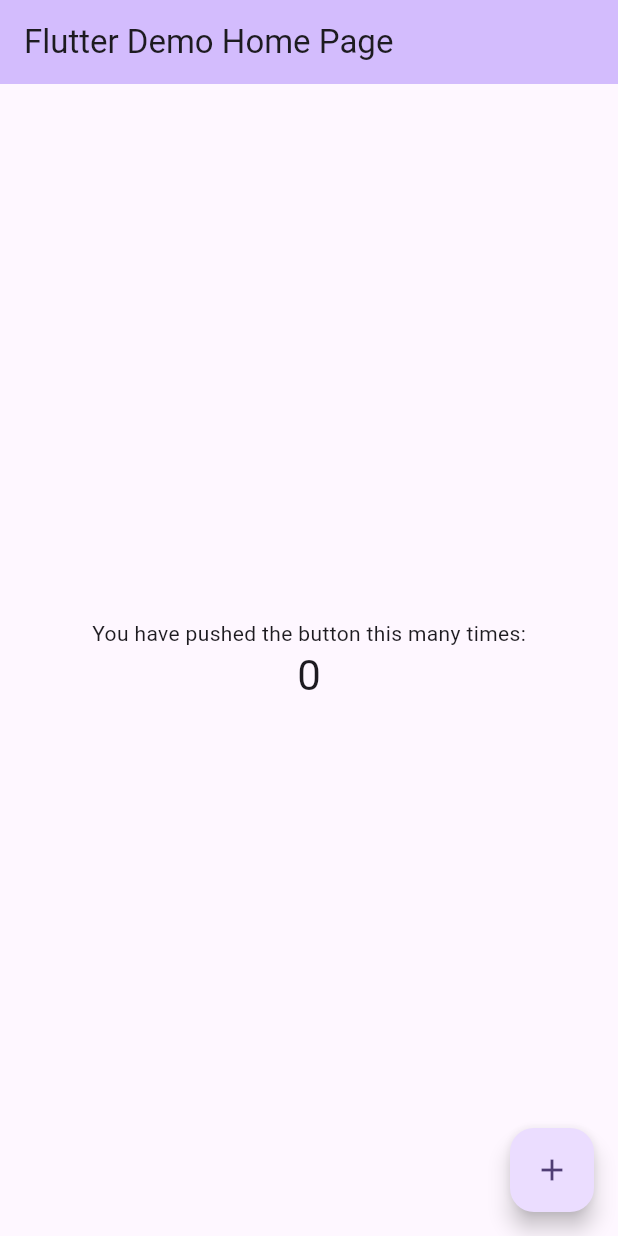
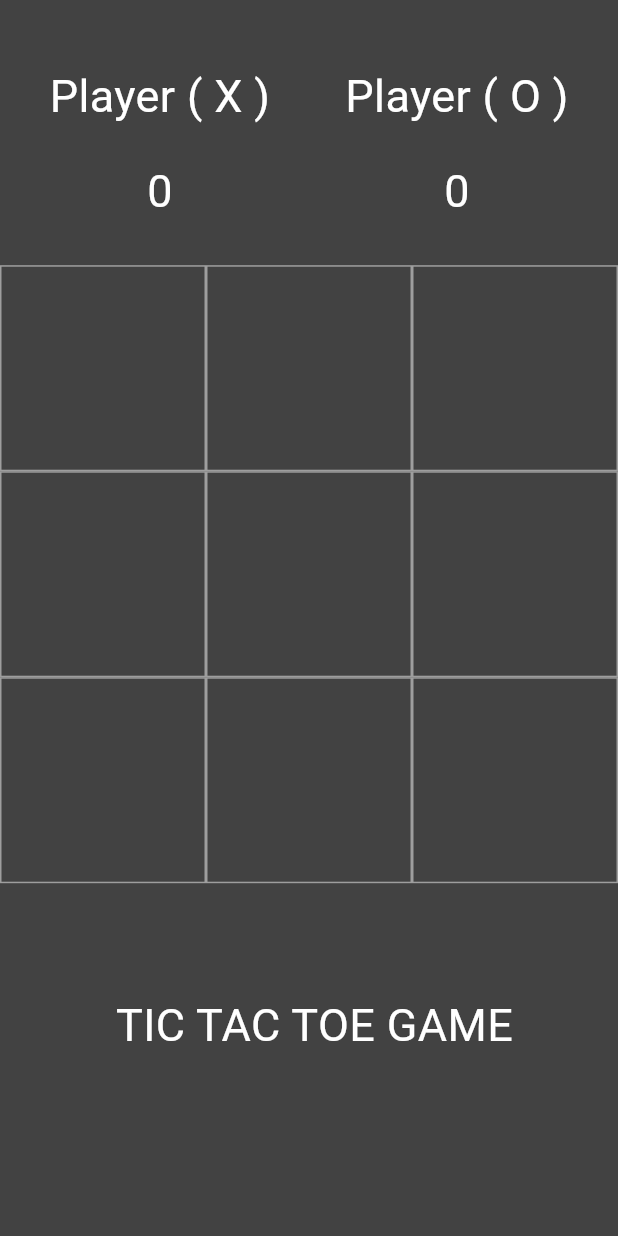
Before and after one commit to youssemagdy/TicTacToe_Game, a Flutter app: the screen it shows after launch, on a phone screen of 412 x 824 dp. Run offline on Flutter 3.47's test engine with Material 3 defaults, Android fonts, the phone set to English and light mode, and no system bars.

Commit message:
finish app

```diff
--- a/lib/main.dart
+++ b/lib/main.dart
@@ -1,4 +1,5 @@
 import 'package:flutter/material.dart';
+import 'package:tic_tac_toe/pages/home_page.dart';
 
 void main() {
   runApp(const MyApp());
@@ -10,116 +11,10 @@ class MyApp extends StatelessWidget {
   // This widget is the root of your application.
   @override
   Widget build(BuildContext context) {
-    return MaterialApp(
-      title: 'Flutter Demo',
-      theme: ThemeData(
-        // This is the theme of your application.
-        //
-        // TRY THIS: Try running your application with "flutter run". You'll see
-        // the application has a purple toolbar. Then, without quitting the app,
-        // try changing the seedColor in the colorScheme below to Colors.green
-        // and then invoke "hot reload" (save your changes or press the "hot
-        // reload" button in a Flutter-supported IDE, or press "r" if you used
-        // the command line to start the app).
-        //
-        // Notice that the counter didn't reset back to zero; the application
-        // state is not lost during the reload. To reset the state, use hot
-        // restart instead.
-        //
-        // This works for code too, not just values: Most code changes can be
-        // tested with just a hot reload.
-        colorScheme: ColorScheme.fromSeed(seedColor: Colors.deepPurple),
-        useMaterial3: true,
-      ),
-      home: const MyHomePage(title: 'Flutter Demo Home Page'),
+    return const MaterialApp(
+      title: 'Tic Toc Toe',
+      debugShowCheckedModeBanner: false,
+      home: HomePage(),
     );
   }
 }
-
-class MyHomePage extends StatefulWidget {
-  const MyHomePage({super.key, required this.title});
-
-  // This widget is the home page of your application. It is stateful, meaning
-  // that it has a State object (defined below) that contains fields that affect
-  // how it looks.
-
-  // This class is the configuration for the state. It holds the values (in this
-  // case the title) provided by the parent (in this case the App widget) and
-  // used by the build method of the State. Fields in a Widget subclass are
-  // always marked "final".
-
-  final String title;
-
-  @override
-  State<MyHomePage> createState() => _MyHomePageState();
-}
-
-class _MyHomePageState extends State<MyHomePage> {
-  int _counter = 0;
-
-  void _incrementCounter() {
-    setState(() {
-      // This call to setState tells the Flutter framework that something has
-      // changed in this State, which causes it to rerun the build method below
-      // so that the display can reflect the updated values. If we changed
-      // _counter without calling setState(), then the build method would not be
-      // called again, and so nothing would appear to happen.
-      _counter++;
-    });
-  }
-
-  @override
-  Widget build(BuildContext context) {
-    // This method is rerun every time setState is called, for instance as done
-    // by the _incrementCounter method above.
-    //
-    // The Flutter framework has been optimized to make rerunning build methods
-    // fast, so that you can just rebuild anything that needs updating rather
-    // than having to individually change instances of widgets.
-    return Scaffold(
-      appBar: AppBar(
-        // TRY THIS: Try changing the color here to a specific color (to
-        // Colors.amber, perhaps?) and trigger a hot reload to see the AppBar
-        // change color while the other colors stay the same.
-        backgroundColor: Theme.of(context).colorScheme.inversePrimary,
-        // Here we take the value from the MyHomePage object that was created by
-        // the App.build method, and use it to set our appbar title.
-        title: Text(widget.title),
-      ),
-      body: Center(
-        // Center is a layout widget. It takes a single child and positions it
-        // in the middle of the parent.
-        child: Column(
-          // Column is also a layout widget. It takes a list of children and
-          // arranges them vertically. By default, it sizes itself to fit its
-          // children horizontally, and tries to be as tall as its parent.
-          //
-          // Column has various properties to control how it sizes itself and
-          // how it positions its children. Here we use mainAxisAlignment to
-          // center the children vertically; the main axis here is the vertical
-          // axis because Columns are vertical (the cross axis would be
-          // horizontal).
-          //
-          // TRY THIS: Invoke "debug painting" (choose the "Toggle Debug Paint"
-          // action in the IDE, or press "p" in the console), to see the
-          // wireframe for each widget.
-          mainAxisAlignment: MainAxisAlignment.center,
-          children: <Widget>[
-            const Text(
-              'You have pushed the button this many times:',
-            ),
-            Text(
-              '$_counter',
-              style: Theme.of(context).textTheme.headlineMedium,
-            ),
-          ],
-        ),
-      ),
-      floatingActionButton: FloatingActionButton(
-        onPressed: _incrementCounter,
-        tooltip: 'Increment',
-        child: const Icon(Icons.add),
-      ), // This trailing comma makes auto-formatting nicer for build methods.
-    );
-  }
-}
--- /dev/null
+++ b/lib/pages/home_page.dart
@@ -0,0 +1,249 @@
+import 'package:flutter/material.dart';
+class HomePage extends StatefulWidget {
+  const HomePage({Key? key}) : super(key: key);
+
+  @override
+  State<HomePage> createState() => _HomePageState();
+}
+
+class _HomePageState extends State<HomePage> {
+
+  bool ohTurn = true;
+
+  List<String> displayExOh = [
+    '', '', '',
+    '', '', '',
+    '', '', '',
+  ];
+
+  var myTextStyle = const TextStyle(color: Colors.white, fontSize: 30);
+
+  int ohScore = 0;
+  int exScore = 0;
+  int filledBox = 0;
+
+  // // ignore: non_constant_identifier_names
+  // static var MyNewFont = GoogleFonts.pressStart2p(
+  //   textStyle: const TextStyle(color: Colors.black, letterSpacing: 3),
+  // );
+  // // ignore: non_constant_identifier_names
+  // static var MyNewFontWhite = GoogleFonts.pressStart2p(
+  //   textStyle: const TextStyle(color: Colors.white, letterSpacing: 3, fontSize: 15),
+  // );
+
+
+  @override
+  Widget build(BuildContext context) {
+    return Scaffold(
+      backgroundColor: Colors.grey[800],
+      body: Column(
+        children: <Widget>[
+          const SizedBox(height: 15,),
+          Expanded(
+            child: Container(
+              child: Row(
+                mainAxisAlignment: MainAxisAlignment.center,
+                children: <Widget>[
+                  Padding(
+                    padding: const EdgeInsets.all(25.0),
+                    child: Column(
+                      mainAxisAlignment: MainAxisAlignment.center,
+                      children: <Widget>[
+                        Text('Player ( X )', style: myTextStyle,),
+                        const SizedBox(height: 20,),
+                        Text(exScore.toString(), style: myTextStyle,),
+                      ],
+                    ),
+                  ),
+                  Padding(
+                    padding: const EdgeInsets.all(25.0),
+                    child: Column(
+                      mainAxisAlignment: MainAxisAlignment.center,
+                      children: [
+                        Text('Player ( O )', style: myTextStyle,),
+                        const SizedBox(height: 20,),
+                        Text(ohScore.toString(), style: myTextStyle,),
+                      ],
+                    ),
+                  ),
+                ],
+              )
+            ),
+          ),
+          Expanded(
+            flex: 3,
+            child: GridView.builder(
+              itemCount: 9,
+              gridDelegate: const SliverGridDelegateWithFixedCrossAxisCount(crossAxisCount: 3,),
+              itemBuilder: (BuildContext context, int index){
+                return GestureDetector(
+                  onTap: (){
+                    _tapped(index);
+                  },
+                  child: Container(
+                    decoration: BoxDecoration(border: Border.all(color: Colors.grey),),
+                    child: Center(
+                      child: Text(
+                        displayExOh[index],
+                        style: const TextStyle(color: Colors.white, fontSize: 40,),
+                      ),
+                    ),
+                  ),
+                );
+              },
+            ),
+          ),
+          Expanded(
+            child: Container(
+              child: Center(
+                child: Column(
+                  children: <Widget>[
+                    Text(' TIC TAC TOE GAME', style: myTextStyle,),
+                  ],
+                ),
+              ),
+            ),
+          ),
+        ],
+      ),
+    );
+  }
+
+  void _tapped(int index){
+    setState(() {
+      if (ohTurn && displayExOh[index] == ''){
+        displayExOh [index] = 'O';
+        filledBox += 1;
+      }
+      else if (!ohTurn && displayExOh[index] == ''){
+        displayExOh [index] = 'X';
+        filledBox += 1;
+      }
+      ohTurn = !ohTurn;
+      _checkWine();
+    });
+  }
+
+  void _checkWine (){
+    // check 1st row
+    if (displayExOh[0] == displayExOh[1] &&
+        displayExOh[0] == displayExOh[2] &&
+        displayExOh[0] != '') {
+      _showWinDialog(displayExOh[0]);
+    }
+
+    // check 2st row
+    if (displayExOh[3] == displayExOh[4] &&
+        displayExOh[3] == displayExOh[5] &&
+        displayExOh[3] != '') {
+      _showWinDialog(displayExOh[3]);
+    }
+
+    // check 3st row
+    if (displayExOh[6] == displayExOh[7] &&
+        displayExOh[6] == displayExOh[8] &&
+        displayExOh[6] != '') {
+      _showWinDialog(displayExOh[6]);
+    }
+
+    // check 1st column
+    if (displayExOh[0] == displayExOh[3] &&
+        displayExOh[0] == displayExOh[6] &&
+        displayExOh[0] != '') {
+      _showWinDialog(displayExOh[0]);
+    }
+
+    // check 2st column
+    if (displayExOh[1] == displayExOh[4] &&
+        displayExOh[1] == displayExOh[7] &&
+        displayExOh[1] != '') {
+      _showWinDialog(displayExOh[1]);
+    }
+
+    // check 3st column
+    if (displayExOh[2] == displayExOh[5] &&
+        displayExOh[2] == displayExOh[8] &&
+        displayExOh[2] != '') {
+      _showWinDialog(displayExOh[2]);
+    }
+
+    // check diagonal
+    if (displayExOh[6] == displayExOh[4] &&
+        displayExOh[6] == displayExOh[2] &&
+        displayExOh[6] != '') {
+      _showWinDialog(displayExOh[6]);
+    }
+
+    // check diagonal
+    if (displayExOh[0] == displayExOh[4] &&
+        displayExOh[0] == displayExOh[8] &&
+        displayExOh[0] != '') {
+      _showWinDialog(displayExOh[0]);
+    }
+
+    else if (filledBox == 9){
+      _showDrawDialog();
+    }
+  }
+
+  void _showDrawDialog (){
+    showDialog(
+      barrierDismissible: false,
+      context: context,
+      builder: (BuildContext context){
+        return AlertDialog(
+          title: const Text(
+            'DRAW',
+          ),
+          actions: <Widget>[
+            ElevatedButton(
+              onPressed: (){
+                _clearBorder();
+                Navigator.pop(context);
+              },
+              child: const Text('Play Again'),
+            ),
+          ],
+        );
+      },
+    );
+  }
+
+  void _showWinDialog (String winner){
+    showDialog(
+      barrierDismissible: false,
+      context: context,
+      builder: (BuildContext context){
+        return AlertDialog(
+          title: Text(
+            'WINNER IS: $winner',
+          ),
+          actions: <Widget>[
+            ElevatedButton(
+              onPressed: (){
+                _clearBorder();
+                Navigator.pop(context);
+              },
+              child: const Text('Play Again'),
+            ),
+          ],
+        );
+      },
+    );
+    if (winner == 'O'){
+      ohScore += 1;
+    }
+    else if (winner == 'X'){
+      exScore += 1;
+    }
+  }
+
+  void _clearBorder(){
+    setState(() {
+      for (int i = 0; i < 9; i ++){
+        displayExOh[i] = '';
+      }
+    });
+    filledBox = 0;
+  }
+}
--- a/pubspec.yaml
+++ b/pubspec.yaml
@@ -59,8 +59,8 @@ flutter:
   uses-material-design: true
 
   # To add assets to your application, add an assets section, like this:
-  # assets:
-  #   - images/a_dot_burr.jpeg
+  assets:
+    - assets/image/
   #   - images/a_dot_ham.jpeg
 
   # An image asset can refer to one or more resolution-specific "variants", see
```
Also changed, not shown: assets/image/tic-tac-toe-logo.png (added), 1 other file.
